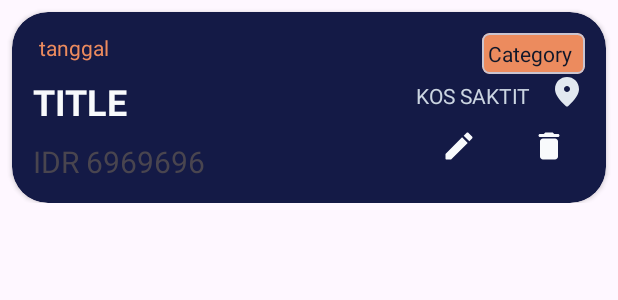
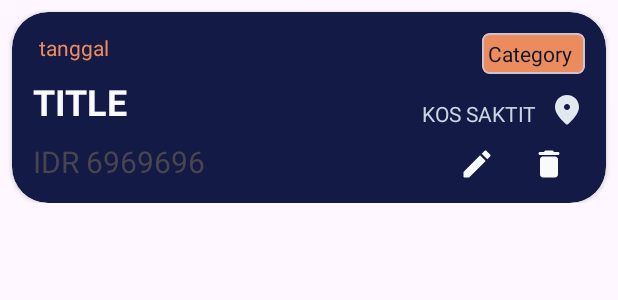
Before and after one commit to Ulung32/BondoMan, an Android app: the layout transaction_item.xml on its own in the app's theme, with its tools: preview values and no code run, on a phone screen of 412 x 824 dp. Shown: the top 300 px of the screen. Run offline under Robolectric (Android 15) with nearby library versions, the light colour scheme and no system bars.

Commit message:
chore: button position

```diff
--- a/app/src/main/res/layout/transaction_item.xml
+++ b/app/src/main/res/layout/transaction_item.xml
@@ -97,7 +97,7 @@
                 android:id="@+id/location_tv"
                 android:layout_width="wrap_content"
                 android:layout_height="wrap_content"
-                android:layout_marginEnd="12dp"
+                android:layout_marginEnd="8dp"
                 android:ellipsize="end"
                 android:maxWidth="100dp"
                 android:maxHeight="20dp"
@@ -115,9 +115,10 @@
                 android:id="@+id/deleteTransactionButton"
                 android:layout_width="48dp"
                 android:layout_height="48dp"
-                android:src="@drawable/round_delete_24"
+                android:layout_marginBottom="-12dp"
                 android:background="@null"
                 android:contentDescription="delete"
+                android:src="@drawable/round_delete_24"
                 app:layout_constraintBottom_toBottomOf="parent"
                 app:layout_constraintEnd_toEndOf="parent" />
 
@@ -125,10 +126,10 @@
                 android:id="@+id/editTransactionButton"
                 android:layout_width="48dp"
                 android:layout_height="48dp"
-                android:src="@drawable/round_edit_24"
-                android:layout_marginRight="12dp"
+                android:layout_marginBottom="-12dp"
                 android:background="@null"
                 android:contentDescription="edit"
+                android:src="@drawable/round_edit_24"
                 app:layout_constraintBottom_toBottomOf="parent"
                 app:layout_constraintEnd_toStartOf="@+id/deleteTransactionButton" />
 
```
